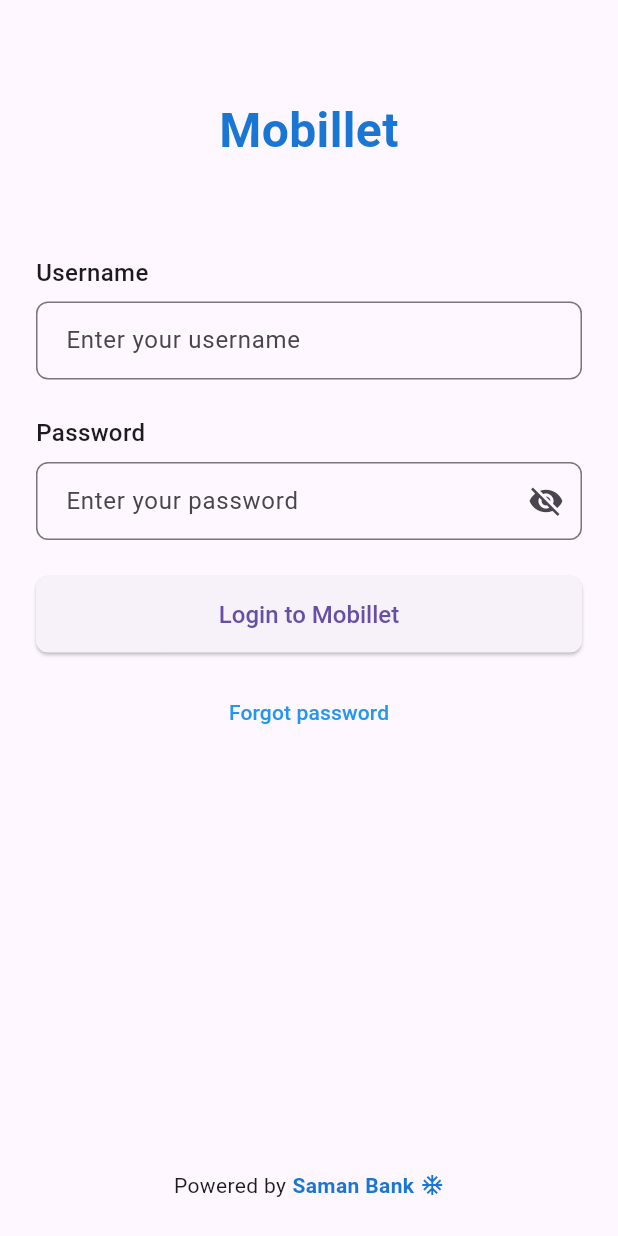
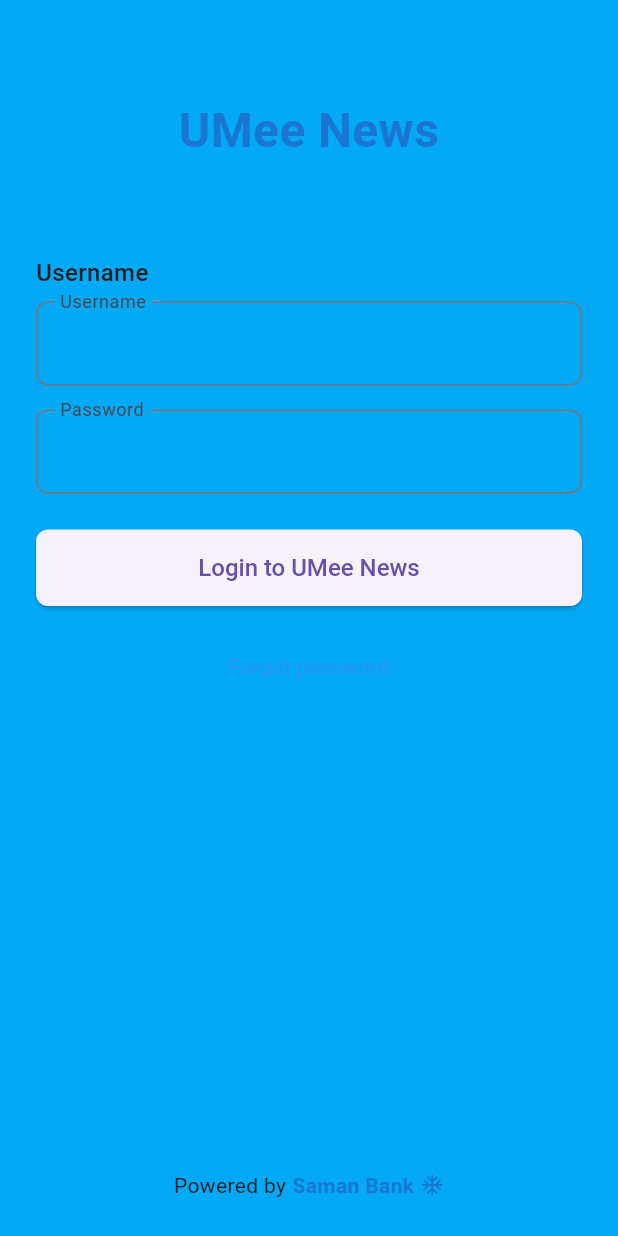
Before and after one commit to mdhvsk/Umee-news, a Flutter app: the screen it shows after launch, on a phone screen of 412 x 824 dp. Run offline on Flutter 3.47's test engine with Material 3 defaults, Android fonts, the phone set to English and light mode, and no system bars; our stand-ins replace flutter_dotenv, image_picker, shared_preferences, supabase_flutter; accounts and stored records are empty.

Commit message:
post, user, and like service added and login completed

```diff
--- a/app/lib/app.dart
+++ b/app/lib/app.dart
@@ -1,5 +1,6 @@
 import 'package:app/ui/screens/feed_screen.dart';
 import 'package:app/ui/screens/login_screen.dart';
+import 'package:app/ui/screens/signin_screen.dart';
 import 'package:app/ui/screens/story_form_screen.dart';
 import 'package:flutter/material.dart';
 
@@ -8,6 +9,10 @@ class App extends StatelessWidget {
 
   @override
   Widget build(BuildContext context) {
-    return const MaterialApp(home: LoginScreen());
+    return MaterialApp(
+        theme: ThemeData(
+          scaffoldBackgroundColor: Colors.lightBlue,
+        ),
+        home: SigninScreen());
   }
 }
--- a/app/lib/core/services/user_service.dart
+++ b/app/lib/core/services/user_service.dart
@@ -24,7 +24,6 @@ class UserService {
       debugPrint(response.runtimeType.toString());
       UserModel model = UserModel.fromJson(response);
       debugPrint(model.runtimeType.toString());
-
       return model;
     } on PostgrestException catch (error) {
       debugPrint('Error fetching user: ${error.message}');
@@ -33,8 +32,6 @@ class UserService {
       debugPrint('Unexpected error: $e');
       return null;
     }
-
-    // Handle the response
   }
 
   Future<List<UserModel?>?> getPosts() async {
--- a/app/lib/ui/screens/feed_screen.dart
+++ b/app/lib/ui/screens/feed_screen.dart
@@ -1,6 +1,7 @@
 import 'package:app/ui/widgets/nav_bar.dart';
 import 'package:app/ui/widgets/post_card.dart';
 import 'package:flutter/material.dart';
+import 'package:shared_preferences/shared_preferences.dart';
 
 class FeedScreen extends StatefulWidget {
   const FeedScreen({super.key});
@@ -13,11 +14,11 @@ class _FeedScreenState extends State<FeedScreen> {
   @override
   Widget build(BuildContext context) {
     return Scaffold(
-      appBar: AppBar(title: const Text("Umee Feed"), automaticallyImplyLeading: false,),
+      appBar: AppBar(title: const Text("Umee Feed"), automaticallyImplyLeading: false),
       body: Padding(
         padding: const EdgeInsets.all(16.0),
         child: Container(
-          color: Colors.white,
+          color: Colors.green,
           child: const SingleChildScrollView(
             child: Column(
               children: [PostCard(), PostCard(), PostCard(), PostCard()],
--- a/app/lib/ui/screens/login_screen.dart
+++ b/app/lib/ui/screens/login_screen.dart
@@ -3,6 +3,8 @@ import 'package:flutter/material.dart';
 
 class LoginScreen extends StatelessWidget {
   const LoginScreen({Key? key}) : super(key: key);
+
+
 
   @override
   Widget build(BuildContext context) {
@@ -59,7 +61,7 @@ class LoginScreen extends StatelessWidget {
             const SizedBox(height: 24),
             ElevatedButton(
               onPressed: () => _login(context),
-              child: const Text('Login to Mobillet'),
+              child: const Text('Login to UMee News'),
               style: ElevatedButton.styleFrom(
                 iconColor: Colors.blue,
                 padding: const EdgeInsets.symmetric(vertical: 16),
--- /dev/null
+++ b/app/lib/ui/screens/signin_screen.dart
@@ -0,0 +1,198 @@
+import 'package:app/core/models/user.dart';
+import 'package:app/core/services/user_service.dart';
+import 'package:app/ui/screens/feed_screen.dart';
+import 'package:flutter/material.dart';
+import 'package:shared_preferences/shared_preferences.dart';
+
+class SigninScreen extends StatefulWidget {
+  const SigninScreen({super.key});
+
+  @override
+  State<SigninScreen> createState() => _SigninScreenState();
+}
+
+class _SigninScreenState extends State<SigninScreen> {
+  final TextEditingController _usernameController = TextEditingController();
+  final TextEditingController _passwordController = TextEditingController();
+  UserService userService = UserService();
+  String? _signInError;
+
+  void _handleLogin(BuildContext context, String username) async {
+    UserModel? user = await userService.getUser(username);
+    debugPrint(user.toString());
+    if(user == null) {
+      setState(() {
+        _signInError = "Invalid username/password";
+      });
+      debugPrint("No user found by the username" + username);
+      return;
+    };
+    _storeUserData(user);
+    _login(context);
+
+  }
+
+  Future<void> _storeUserId(String userId) async {
+    final prefs = await SharedPreferences.getInstance();
+    await prefs.setString('user_id', userId);
+  }
+
+  Future<void> _storeFirstName(String userId) async {
+    final prefs = await SharedPreferences.getInstance();
+    await prefs.setString('first_name', userId);
+  }
+
+    Future<void> _storeUserData(UserModel user) async {
+    final prefs = await SharedPreferences.getInstance();
+    await prefs.setString('first_name', user.firstName);
+    await prefs.setString('last_name', user.lastName);
+    await prefs.setInt('user_id', user.id);
+
+  }
+
+
+
+  @override
+  Widget build(BuildContext context) {
+    return Scaffold(
+      body: Padding(
+        padding: const EdgeInsets.all(24.0),
+        child: Column(
+          crossAxisAlignment: CrossAxisAlignment.stretch,
+          children: [
+            const SizedBox(height: 40),
+            Text(
+              'UMee News',
+              style: TextStyle(
+                fontSize: 32,
+                fontWeight: FontWeight.bold,
+                color: Colors.blue[700],
+              ),
+              textAlign: TextAlign.center,
+            ),
+            const SizedBox(height: 60),
+            const Text(
+              'Username',
+              style: TextStyle(fontSize: 16, fontWeight: FontWeight.w500),
+            ),
+            const SizedBox(height: 8),
+            _buildInputField(
+                controller: _usernameController,
+                label: 'Username',
+                maxLines: 1,
+                password: false,
+                error: _signInError),
+            SizedBox(height: 16),
+            _buildInputField(
+                controller: _passwordController,
+                label: 'Password',
+                maxLines: 1,
+                password: true,
+                error: _signInError),
+            // TextField(
+            //   decoration: InputDecoration(
+            //     hintText: 'Enter your username',
+            //     border: OutlineInputBorder(
+            //       borderRadius: BorderRadius.circular(8),
+            //     ),
+            //     contentPadding:
+            //         const EdgeInsets.symmetric(horizontal: 16, vertical: 14),
+            //   ),
+            // ),
+            // const SizedBox(height: 24),
+            // const Text(
+            //   'Password',
+            //   style: TextStyle(fontSize: 16, fontWeight: FontWeight.w500),
+            // ),
+            // const SizedBox(height: 8),
+            // TextField(
+            //   obscureText: true,
+            //   decoration: InputDecoration(
+            //     hintText: 'Enter your password',
+            //     border: OutlineInputBorder(
+            //       borderRadius: BorderRadius.circular(8),
+            //     ),
+            //     contentPadding:
+            //         const EdgeInsets.symmetric(horizontal: 16, vertical: 14),
+            //     suffixIcon: Icon(Icons.visibility_off),
+            //   ),
+            // ),
+            const SizedBox(height: 24),
+            ElevatedButton(
+              onPressed: () => _handleLogin(context, _usernameController.text),
+              child: const Text('Login to UMee News'),
+              style: ElevatedButton.styleFrom(
+                iconColor: Colors.blue,
+                padding: const EdgeInsets.symmetric(vertical: 16),
+                textStyle:
+                    const TextStyle(fontSize: 16, fontWeight: FontWeight.w500),
+                shape: RoundedRectangleBorder(
+                  borderRadius: BorderRadius.circular(8),
+                ),
+              ),
+            ),
+            const SizedBox(height: 16),
+            Center(
+              child: TextButton(
+                onPressed: () {},
+                child: const Text(
+                  'Forgot password',
+                  style: TextStyle(color: Colors.blue),
+                ),
+              ),
+            ),
+            const Spacer(),
+            Center(
+              child: Row(
+                mainAxisSize: MainAxisSize.min,
+                children: [
+                  const Text('Powered by'),
+                  const SizedBox(width: 4),
+                  Text(
+                    'Saman Bank',
+                    style: TextStyle(
+                        color: Colors.blue[700], fontWeight: FontWeight.bold),
+                  ),
+                  const SizedBox(width: 4),
+                  Icon(Icons.ac_unit, color: Colors.blue[700], size: 16),
+                ],
+              ),
+            ),
+          ],
+        ),
+      ),
+    );
+  }
+}
+
+void _login(BuildContext context) {
+  Navigator.of(context).pushAndRemoveUntil(
+    MaterialPageRoute(builder: (context) => const FeedScreen()),
+    (Route<dynamic> route) => false,
+  );
+}
+
+Widget _buildInputField(
+    {required TextEditingController controller,
+    required String label,
+    required int maxLines,
+    required bool password,
+    String? error}) {
+  return TextFormField(
+    controller: controller,
+    obscureText: password,
+    decoration: InputDecoration(
+      labelText: label,
+      errorText: error,
+      alignLabelWithHint: false,
+      floatingLabelBehavior: FloatingLabelBehavior.always,
+
+      // prefixIcon: Icon(icon),
+      border: OutlineInputBorder(
+        borderRadius: BorderRadius.circular(8),
+      ),
+    ),
+    textAlignVertical: TextAlignVertical.top,
+    maxLines: maxLines,
+  );
+}
--- a/app/pubspec.yaml
+++ b/app/pubspec.yaml
@@ -38,6 +38,9 @@ dependencies:
   supabase_flutter: ^2.5.9
   flutter_dotenv: ^5.0.2
   image_picker: ^1.0.0
+  shared_preferences: ^2.0.0
+
+
 
 
 
```
Also changed, not shown: app/lib/core/models/like.dart (added, +25 -0 lines), app/lib/core/models/like_count.dart (added, +24 -0 lines), app/lib/core/services/like_service.dart (+103 -0 lines), app/lib/core/services/post_service.dart (+19 -0 lines), app/lib/ui/screens/api_screen.dart (+55 -4 lines), app/lib/ui/screens/story_form_screen.dart (+5 -4 lines), app/lib/ui/widgets/post_card.dart (+6 -15 lines), app/lib/core/services/image_service.dart (added), app/pubspec.lock.
